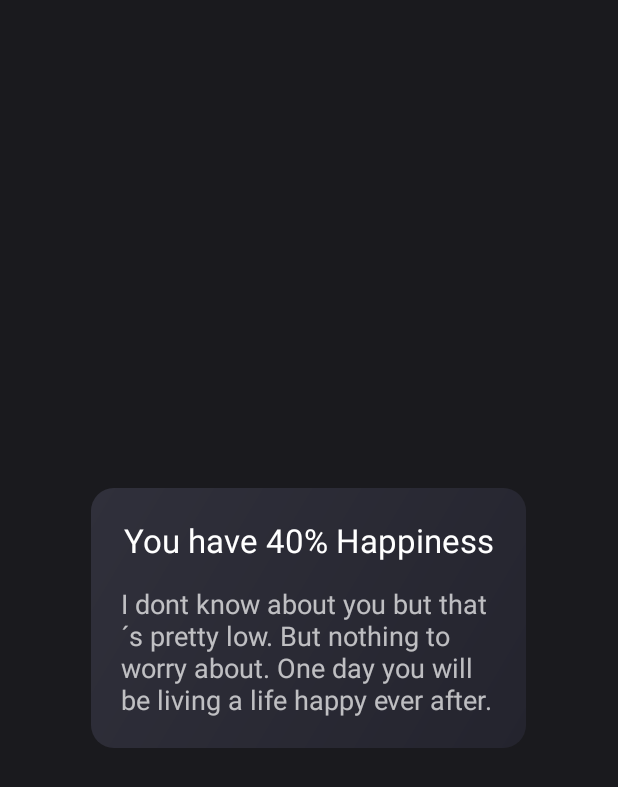
After one commit to gafert/UE5_DiaryApp, an Android app: the layout dialog_circle.xml on its own in the app's theme, with its tools: preview values and no code run, on a phone screen of 412 x 824 dp. The commit adds this screen. Shown: the top 787 px of the screen. Run offline under Robolectric (Android 15) with nearby library versions, the phone set to English and light mode, and no system bars.

Commit message:
Click listener on circles & Icon

```diff
--- a/app/src/main/AndroidManifest.xml
+++ b/app/src/main/AndroidManifest.xml
@@ -6,7 +6,6 @@
         android:allowBackup="true"
         android:icon="@mipmap/ic_launcher"
         android:label="@string/app_name"
-        android:roundIcon="@mipmap/ic_launcher_round"
         android:supportsRtl="true"
         android:theme="@style/AppTheme">
         <activity android:name=".TabbedActivity">
--- a/app/src/main/res/layout/activity_tabbed.xml
+++ b/app/src/main/res/layout/activity_tabbed.xml
@@ -6,7 +6,7 @@
 
     android:layout_width="match_parent"
     android:layout_height="match_parent"
-    android:background="@drawable/gradient">
+    android:background="@drawable/gradient_background">
 
     <android.support.v4.view.ViewPager
         android:id="@+id/container"
--- /dev/null
+++ b/app/src/main/res/layout/dialog_circle.xml
@@ -0,0 +1,27 @@
+<?xml version="1.0" encoding="utf-8"?>
+<LinearLayout xmlns:android="http://schemas.android.com/apk/res/android"
+    android:layout_width="wrap_content"
+    android:layout_height="wrap_content"
+    android:layout_gravity="center"
+    android:background="@drawable/rounded_rect_primarydark"
+    android:gravity="center"
+    android:orientation="vertical"
+    android:padding="20dp">
+
+    <TextView
+        android:id="@+id/titleText"
+        android:layout_width="wrap_content"
+        android:layout_height="wrap_content"
+        android:text="You have 40% Happiness"
+        android:textAlignment="center"
+        android:textAppearance="@style/TextAppearance.AppCompat.Large" />
+
+    <TextView
+        android:id="@+id/descriptionText"
+        android:layout_width="250dp"
+        android:layout_height="wrap_content"
+        android:layout_marginTop="15dp"
+        android:text="I dont know about you but that´s pretty low. But nothing to worry about. One day you will be living a life happy ever after."
+        android:textSize="18sp" />
+
+</LinearLayout>
--- a/app/src/main/res/layout/fragment_add.xml
+++ b/app/src/main/res/layout/fragment_add.xml
@@ -160,7 +160,7 @@
                 android:id="@+id/additionalInfo"
                 android:layout_width="match_parent"
                 android:layout_height="wrap_content"
-                android:background="@drawable/rounded_rect_darkrey"
+                android:background="@drawable/rounded_rect_darkgrey"
                 android:ems="10"
                 android:hint="Reason"
                 android:padding="10dp" />
```
Also changed, not shown: app/src/main/java/fhtw/bsa2/gafert_steiner/ue5_diaryapp/ChartFragment.java (+71 -12 lines), app/src/main/res/values/strings.xml (+4 -4 lines), app/src/main/res/drawable/gradient_background.xml (renamed from app/src/main/res/drawable/gradient.xml), app/src/main/res/drawable/rounded_rect_darkgrey.xml (renamed from app/src/main/res/drawable/rounded_rect_darkrey.xml), app/src/main/res/mipmap-hdpi/ic_launcher.png, app/src/main/res/mipmap-mdpi/ic_launcher.png, app/src/main/res/mipmap-xhdpi/ic_launcher.png, app/src/main/res/mipmap-xxhdpi/ic_launcher.png, app/src/main/res/mipmap-xxxhdpi/ic_launcher.png.
